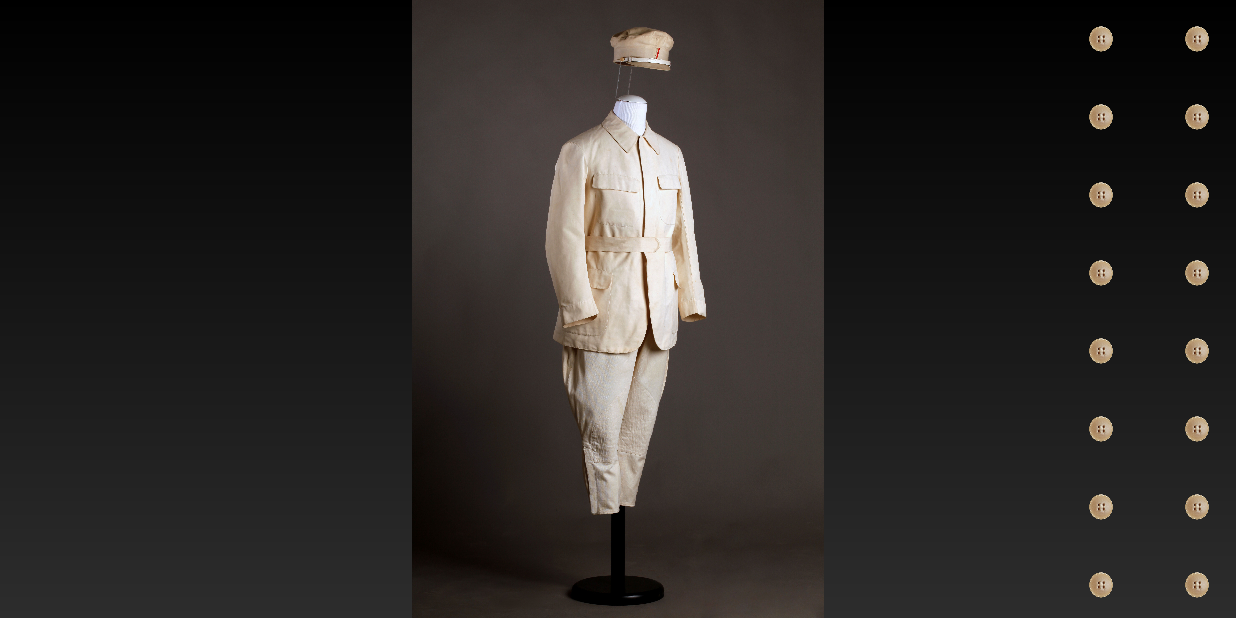
After one commit to Krataman/SoutezApp, an Android app: the TGMActivity screen opened directly, with no data from a screen before it, on a phone screen of 824 x 412 dp (held sideways). The commit adds this screen. Run offline under Robolectric (Android 15) with nearby library versions, the phone set to English and light mode, and no system bars.

Commit message:
V 2.9 MAJOR: - Added TGMActivity.kt - Added UIUtils.kt - Added activity_tgmactivity.xml - Working moving of buttons to picture of TGM suit

```diff
--- /dev/null
+++ b/app/src/main/java/com/example/soutezapp/TGMActivity.kt
@@ -0,0 +1,60 @@
+package com.example.soutezapp
+
+import android.os.Bundle
+import android.view.MotionEvent
+import android.view.View
+import android.widget.FrameLayout
+import android.widget.ImageView
+import androidx.activity.enableEdgeToEdge
+import androidx.appcompat.app.AppCompatActivity
+import androidx.core.view.ViewCompat
+import androidx.core.view.WindowInsetsCompat
+import com.example.utils.UIUtils
+
+class TGMActivity : AppCompatActivity() {
+    override fun onCreate(savedInstanceState: Bundle?) {
+        super.onCreate(savedInstanceState)
+        enableEdgeToEdge()
+        setContentView(R.layout.activity_tgmactivity)
+        UIUtils.hideSystemUI(this);
+
+        var knoflik: ImageView = findViewById(R.id.a1);
+        knoflik.setOnTouchListener(DragTouchListener());
+
+        // Najdi hlavní layout
+        val mainLayout: ImageView = findViewById(R.id.tgm_bez_knofliku)
+
+        // Přidej OnTouchListener k 16 knoflíkům
+        for (i in 1..16) {
+            val buttonId = resources.getIdentifier("a$i", "id", packageName)
+            val button: ImageView = findViewById(buttonId)
+
+            // Nastav přetahování pro každý knoflík
+            button.setOnTouchListener(DragTouchListener())
+        }
+
+    }
+
+    private class DragTouchListener : View.OnTouchListener {
+
+        private var dX = 0f
+        private var dY = 0f
+
+        override fun onTouch(view: View, event: MotionEvent): Boolean {
+            when (event.action) {
+                MotionEvent.ACTION_DOWN -> {
+                    dX = view.x - event.rawX
+                    dY = view.y - event.rawY
+                }
+                MotionEvent.ACTION_MOVE -> {
+                    view.animate()
+                        .x(event.rawX + dX)
+                        .y(event.rawY + dY)
+                        .setDuration(0)
+                        .start()
+                }
+            }
+            return true
+        }
+    }
+}
--- /dev/null
+++ b/app/src/main/java/com/example/soutezapp/UIUtils.kt
@@ -0,0 +1,15 @@
+package com.example.utils
+
+import android.app.Activity
+import android.view.View
+
+class UIUtils {
+    companion object {
+        fun hideSystemUI(activity: Activity) {
+            val decorView = activity.window.decorView
+            decorView.systemUiVisibility = (View.SYSTEM_UI_FLAG_FULLSCREEN
+                    or View.SYSTEM_UI_FLAG_HIDE_NAVIGATION
+                    or View.SYSTEM_UI_FLAG_IMMERSIVE_STICKY)
+        }
+    }
+}
--- /dev/null
+++ b/app/src/main/res/drawable/gradient_background.xml
@@ -0,0 +1,7 @@
+<?xml version="1.0" encoding="utf-8"?>
+<shape xmlns:android="http://schemas.android.com/apk/res/android">
+    <gradient
+        android:startColor="#000000"
+        android:endColor="#2D2D2D"
+        android:angle="35" />
+</shape>
--- a/app/src/main/res/layout/activity_skull.xml
+++ b/app/src/main/res/layout/activity_skull.xml
@@ -2,7 +2,7 @@
     xmlns:app="http://schemas.android.com/apk/res-auto"
     android:layout_width="match_parent"
     android:layout_height="match_parent"
-    android:background="@color/black">
+    android:background="@drawable/gradient_background">
 
     <FrameLayout
         android:id="@+id/gameBoard"
--- /dev/null
+++ b/app/src/main/res/layout/activity_tgmactivity.xml
@@ -0,0 +1,161 @@
+<?xml version="1.0" encoding="utf-8"?>
+<FrameLayout
+    xmlns:android="http://schemas.android.com/apk/res/android"
+    android:layout_width="match_parent"
+    android:layout_height="match_parent"
+    android:background="@drawable/gradient_background">
+
+    <!-- Obrázek obleku -->
+    <ImageView
+        android:id="@+id/tgm_bez_knofliku"
+        android:layout_width="match_parent"
+        android:layout_height="match_parent"
+        android:scaleType="fitCenter"
+        android:src="@drawable/tgm_bez_knofliku" />
+
+    <LinearLayout
+        android:layout_width="match_parent"
+        android:layout_height="match_parent"
+        android:orientation="vertical"
+        android:id="@+id/ll1">
+
+        <ImageView
+            android:id="@+id/a9"
+            android:layout_width="20dp"
+            android:layout_height="20dp"
+            android:layout_gravity="top|end"
+            android:layout_margin="16dp"
+            android:src="@drawable/tgm_knoflik" />
+
+        <ImageView
+            android:id="@+id/a10"
+            android:layout_width="20dp"
+            android:layout_height="20dp"
+            android:layout_gravity="top|end"
+            android:layout_margin="16dp"
+            android:src="@drawable/tgm_knoflik" />
+
+        <ImageView
+            android:id="@+id/a11"
+            android:layout_width="20dp"
+            android:layout_height="20dp"
+            android:layout_gravity="top|end"
+            android:layout_margin="16dp"
+            android:src="@drawable/tgm_knoflik" />
+
+        <ImageView
+            android:id="@+id/a12"
+            android:layout_width="20dp"
+            android:layout_height="20dp"
+            android:layout_gravity="top|end"
+            android:layout_margin="16dp"
+            android:src="@drawable/tgm_knoflik" />
+
+        <ImageView
+            android:id="@+id/a13"
+            android:layout_width="20dp"
+            android:layout_height="20dp"
+            android:layout_gravity="top|end"
+            android:layout_margin="16dp"
+            android:src="@drawable/tgm_knoflik" />
+
+        <ImageView
+            android:id="@+id/a14"
+            android:layout_width="20dp"
+            android:layout_height="20dp"
+            android:layout_gravity="top|end"
+            android:layout_margin="16dp"
+            android:src="@drawable/tgm_knoflik" />
+
+        <ImageView
+            android:id="@+id/a15"
+            android:layout_width="20dp"
+            android:layout_height="20dp"
+            android:layout_gravity="top|end"
+            android:layout_margin="16dp"
+            android:src="@drawable/tgm_knoflik" />
+
+        <ImageView
+            android:id="@+id/a16"
+            android:layout_width="20dp"
+            android:layout_height="20dp"
+            android:layout_gravity="top|end"
+            android:layout_margin="16dp"
+            android:src="@drawable/tgm_knoflik" />
+    </LinearLayout>
+
+    <LinearLayout
+        android:layout_width="match_parent"
+        android:layout_height="match_parent"
+        android:orientation="vertical"
+        android:layout_marginRight="64dp">
+
+        <ImageView
+            android:id="@+id/a8"
+            android:layout_width="20dp"
+            android:layout_height="20dp"
+            android:layout_gravity="top|end"
+            android:layout_margin="16dp"
+            android:src="@drawable/tgm_knoflik" />
+
+        <ImageView
+            android:id="@+id/a1"
+            android:layout_width="20dp"
+            android:layout_height="20dp"
+            android:layout_gravity="top|end"
+            android:layout_margin="16dp"
+            android:src="@drawable/tgm_knoflik" />
+
+        <ImageView
+            android:id="@+id/a2"
+            android:layout_width="20dp"
+            android:layout_height="20dp"
+            android:layout_gravity="top|end"
+            android:layout_margin="16dp"
+            android:src="@drawable/tgm_knoflik" />
+
+        <ImageView
+            android:id="@+id/a3"
+            android:layout_width="20dp"
+            android:layout_height="20dp"
+            android:layout_gravity="top|end"
+            android:layout_margin="16dp"
+            android:src="@drawable/tgm_knoflik" />
+
+        <ImageView
+            android:id="@+id/a4"
+            android:layout_width="20dp"
+            android:layout_height="20dp"
+            android:layout_gravity="top|end"
+            android:layout_margin="16dp"
+            android:src="@drawable/tgm_knoflik" />
+
+        <ImageView
+            android:id="@+id/a5"
+            android:layout_width="20dp"
+            android:layout_height="20dp"
+            android:layout_gravity="top|end"
+            android:layout_margin="16dp"
+            android:src="@drawable/tgm_knoflik" />
+
+        <ImageView
+            android:id="@+id/a6"
+            android:layout_width="20dp"
+            android:layout_height="20dp"
+            android:layout_gravity="top|end"
+            android:layout_margin="16dp"
+            android:src="@drawable/tgm_knoflik" />
+
+        <ImageView
+            android:id="@+id/a7"
+            android:layout_width="20dp"
+            android:layout_height="20dp"
+            android:layout_gravity="top|end"
+            android:layout_margin="16dp"
+            android:src="@drawable/tgm_knoflik" />
+
+    </LinearLayout>
+
+    <!-- Přetažitelný knoflík -->
+
+</FrameLayout>
--- a/app/src/main/res/values/strings.xml
+++ b/app/src/main/res/values/strings.xml
@@ -1,4 +1,5 @@
 <resources>
     <string name="app_name">Puzzle Aplikace</string>
-    <string name="skull_activity">Puzzle</string>
+    <string name="skull_activity">Oblek T.G.M</string>
+    <string name="keltova_lebka">Keltova lebka</string>
 </resources>
```
Also changed, not shown: app/src/main/AndroidManifest.xml (+7 -1 lines), app/src/main/java/com/example/soutezapp/MainActivity.kt (+14 -2 lines), app/src/main/java/com/example/soutezapp/SkullActivity.kt (+2 -22 lines), app/src/main/res/layout/activity_main.xml (+31 -9 lines), app/src/main/res/drawable/tgm_bez_knofliku.jpg (added), app/src/main/res/drawable/tgm_knoflik.png (added), 1 other file.
